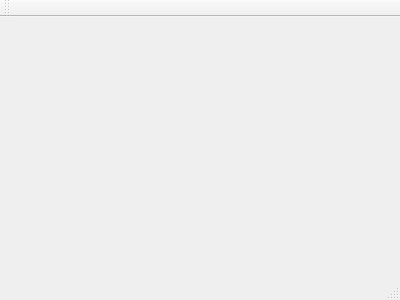
Above: Standard_Dialogs/mainwindow.ui from charon-cheung/Qt-Turtorial before the change. Below: the same form after it.
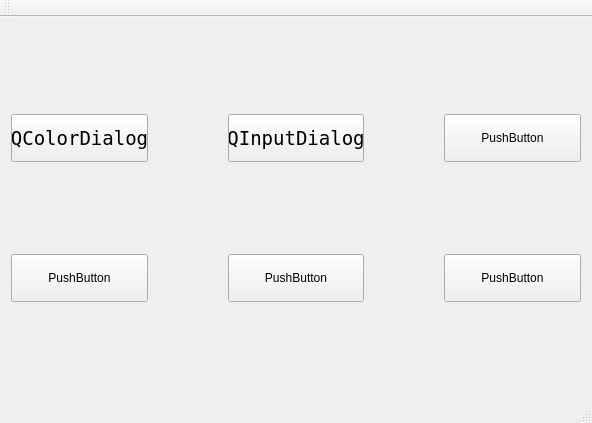
That is the form after the change.

The edit to the form file:
```diff
--- a/Standard_Dialogs/mainwindow.ui
+++ b/Standard_Dialogs/mainwindow.ui
@@ -1,24 +1,117 @@
 <ui version="4.0">
  <class>MainWindow</class>
- <widget class="QMainWindow" name="MainWindow" >
-  <property name="geometry" >
+ <widget class="QMainWindow" name="MainWindow">
+  <property name="geometry">
    <rect>
     <x>0</x>
     <y>0</y>
-    <width>400</width>
-    <height>300</height>
+    <width>592</width>
+    <height>423</height>
    </rect>
   </property>
   <property name="windowTitle" >
    <string>MainWindow</string>
   </property>
-  <widget class="QMenuBar" name="menuBar" />
-  <widget class="QToolBar" name="mainToolBar" />
-  <widget class="QWidget" name="centralWidget" />
-  <widget class="QStatusBar" name="statusBar" />
+  <property name="styleSheet">
+   <string notr="true">QPushButton
+{
+	width: 108px;
+	height:40px;
+}</string>
+  </property>
+  <widget class="QWidget" name="centralWidget">
+   <layout class="QGridLayout" name="gridLayout">
+    <item row="0" column="0">
+     <layout class="QHBoxLayout" name="horizontalLayout_2">
+      <property name="spacing">
+       <number>80</number>
+      </property>
+      <item>
+       <widget class="QPushButton" name="ColorDialog">
+        <property name="font">
+         <font>
+          <family>Inconsolata</family>
+          <pointsize>14</pointsize>
+         </font>
+        </property>
+        <property name="text">
+         <string>QColorDialog</string>
+        </property>
+       </widget>
+      </item>
+      <item>
+       <widget class="QPushButton" name="QInputDialog">
+        <property name="font">
+         <font>
+          <family>Inconsolata</family>
+          <pointsize>14</pointsize>
+         </font>
+        </property>
+        <property name="text">
+         <string>QInputDialog</string>
+        </property>
+       </widget>
+      </item>
+      <item>
+       <widget class="QPushButton" name="pushButton_5">
+        <property name="text">
+         <string>PushButton</string>
+        </property>
+       </widget>
+      </item>
+     </layout>
+    </item>
+    <item row="1" column="0">
+     <layout class="QHBoxLayout" name="horizontalLayout">
+      <property name="spacing">
+       <number>80</number>
+      </property>
+      <item>
+       <widget class="QPushButton" name="pushButton_3">
+        <property name="text">
+         <string>PushButton</string>
+        </property>
+       </widget>
+      </item>
+      <item>
+       <widget class="QPushButton" name="pushButton_4">
+        <property name="text">
+         <string>PushButton</string>
+        </property>
+       </widget>
+      </item>
+      <item>
+       <widget class="QPushButton" name="pushButton_6">
+        <property name="text">
+         <string>PushButton</string>
+        </property>
+       </widget>
+      </item>
+     </layout>
+    </item>
+   </layout>
+  </widget>
+  <widget class="QMenuBar" name="menuBar">
+   <property name="geometry">
+    <rect>
+     <x>0</x>
+     <y>0</y>
+     <width>592</width>
+     <height>23</height>
+    </rect>
+   </property>
+  </widget>
+  <widget class="QToolBar" name="mainToolBar">
+   <attribute name="toolBarArea">
+    <enum>TopToolBarArea</enum>
+   </attribute>
+   <attribute name="toolBarBreak">
+    <bool>false</bool>
+   </attribute>
+  </widget>
+  <widget class="QStatusBar" name="statusBar"/>
  </widget>
- <layoutDefault spacing="6" margin="11" />
- <pixmapfunction></pixmapfunction>
+ <layoutdefault spacing="6" margin="11"/>
  <resources/>
  <connections/>
 </ui>
```
Left out of the diff: 3 changed lines with no effect on the pictures.
